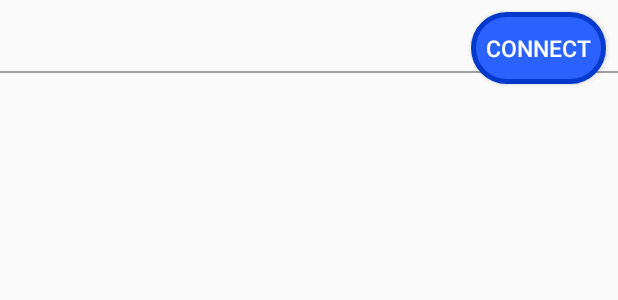
After one commit to AxonDragonScale/SyncPlayer, an Android app: the layout client_list_item.xml on its own in the app's theme, with its tools: preview values and no code run, on a phone screen of 412 x 824 dp. The commit adds this screen. Shown: the top 300 px of the screen. Run offline under Robolectric (Android 15) with nearby library versions, the phone set to English and light mode, and no system bars.

Commit message:
Added buttons for host to connect and kick.
Host gets buttons to connect and kick people.

```diff
--- a/app/src/main/res/layout/activity_player.xml
+++ b/app/src/main/res/layout/activity_player.xml
@@ -19,6 +19,7 @@
         app:layout_constraintVertical_bias="0.0" />
 
     <android.support.v7.widget.RecyclerView
+        android:id="@+id/rv_clientList"
         android:layout_width="match_parent"
         android:layout_height="455dp"
         android:layout_marginStart="8dp"
--- /dev/null
+++ b/app/src/main/res/layout/client_list_item.xml
@@ -0,0 +1,40 @@
+<?xml version="1.0" encoding="utf-8"?>
+<android.support.constraint.ConstraintLayout xmlns:app="http://schemas.android.com/apk/res-auto"
+    android:id="@+id/client_list_row"
+    xmlns:android="http://schemas.android.com/apk/res/android"
+    xmlns:tools="http://schemas.android.com/tools"
+    android:layout_width="match_parent"
+    android:layout_height="wrap_content">
+
+    <TextView
+        android:id="@+id/tv_item"
+        android:layout_width="match_parent"
+        android:layout_height="wrap_content"
+        android:layout_marginTop="8dp"
+        android:textSize="30sp"
+        app:layout_constraintTop_toTopOf="parent" />
+
+    <View
+        android:layout_width="match_parent"
+        android:layout_height="1dp"
+        android:background="#A0A0A0"
+        app:layout_constraintBottom_toBottomOf="@+id/tv_item" />
+
+    <Button
+        android:id="@+id/button"
+        android:layout_width="wrap_content"
+        android:layout_height="wrap_content"
+        android:textSize="15sp"
+        android:textColor="@color/white"
+        android:padding="10dp"
+        android:layout_marginTop="8dp"
+        android:layout_marginEnd="8dp"
+        android:layout_marginBottom="8dp"
+        android:text="Connect"
+        android:background="@drawable/btn_rounded"
+        app:layout_constraintBottom_toBottomOf="parent"
+        app:layout_constraintEnd_toEndOf="parent"
+        app:layout_constraintTop_toTopOf="parent"
+        android:gravity="center_vertical"/>
+
+</android.support.constraint.ConstraintLayout>
```
Also changed, not shown: app/src/main/java/com/sdpd/syncplayer/ClientListAdapter.java (added, +83 -0 lines), app/src/main/java/com/sdpd/syncplayer/PlayerActivity.java (+20 -6 lines).
